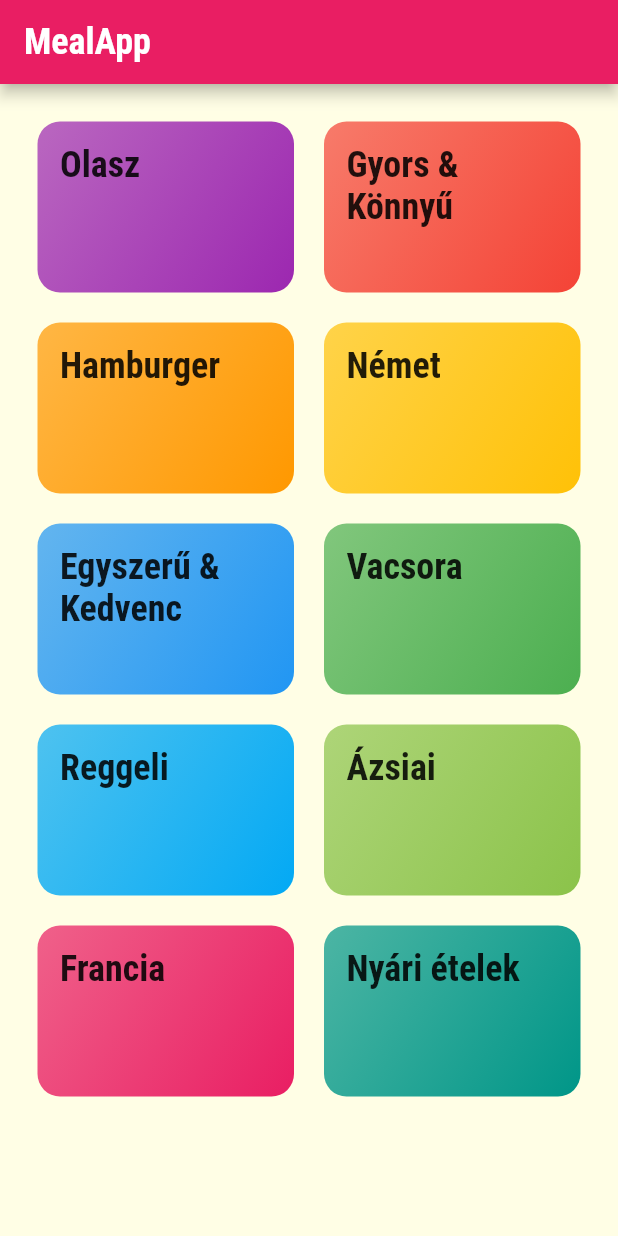
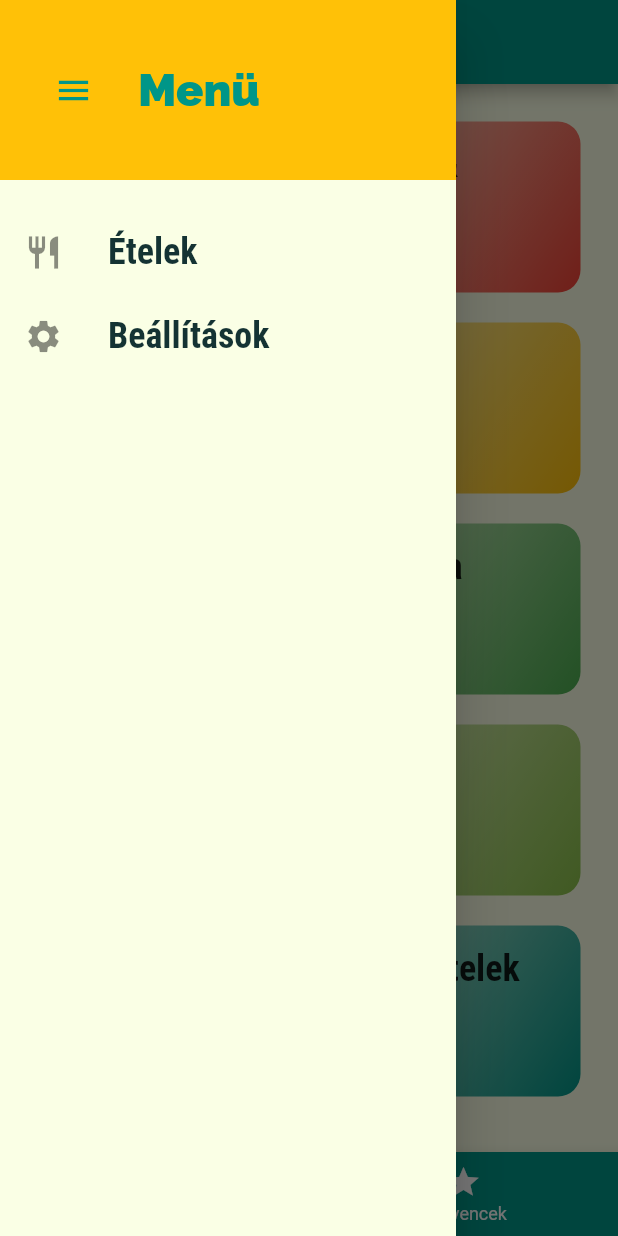
Before and after one commit to kelepro/meals_app, a Flutter app: the screen it shows after launch, with the side drawer open (before the commit the screen has no drawer), on a phone screen of 412 x 824 dp. Run offline on Flutter 3.47's test engine with Material 2 defaults, Android fonts, the phone set to English and light mode, and no system bars.

Commit message:
Today changes

```diff
--- a/lib/main.dart
+++ b/lib/main.dart
@@ -1,19 +1,81 @@
 import 'package:flutter/material.dart';
+
+import './dummy_data.dart';
+import './screens/filters_screen.dart';
+import './screens/tabs_screen.dart';
 import './screens/meal_detail_screen.dart';
 import './screens/category_meals_screen.dart';
 import './screens/categories_screen.dart';
+import './models/meal.dart';
 
 void main() => runApp(MyApp());
 
-class MyApp extends StatelessWidget {
+class MyApp extends StatefulWidget {
+  @override
+  State<MyApp> createState() => _MyAppState();
+}
+
+class _MyAppState extends State<MyApp> {
+  Map<String, bool> _filters = {
+    'gluten': false,
+    'lactose': false,
+    'vegan': false,
+    'vegetarian': false,
+  };
+
+  List<Meal> _availableMeals = DUMMY_MEALS;
+  List<Meal> _favouriteMeals = [];
+
+  void _setFilters(Map<String, bool> filterData) {
+    setState(() {
+      _filters = filterData;
+
+      _availableMeals = DUMMY_MEALS.where((meal) {
+        if (_filters['gluten'] && !meal.isGlutenFree) {
+          return false;
+        }
+        if (_filters['lactose'] && !meal.isLactoseFree) {
+          return false;
+        }
+        if (_filters['vegan'] && !meal.isVegan) {
+          return false;
+        }
+        if (_filters['vegetarian'] && !meal.isVegetarian) {
+          return false;
+        }
+        return true;
+      }).toList();
+    });
+  }
+
+  void _toggleFavourite(String mealId) {
+    final existingindex =
+        _favouriteMeals.indexWhere((meal) => meal.id == mealId);
+    if (existingindex >= 0) {
+      setState(() {
+        _favouriteMeals.removeAt(existingindex);
+      });
+    } else {
+      setState(() {
+        _favouriteMeals.add(
+          DUMMY_MEALS.firstWhere((meal) => meal.id == mealId),
+        );
+      });
+    }
+  }
+
+  bool _isMealFavourite(String id) {
+    return _favouriteMeals.any((meal) => meal.id == id);
+  }
+
   @override
   Widget build(BuildContext context) {
     return MaterialApp(
       title: 'MealsApp',
       theme: ThemeData(
-        primarySwatch: Colors.pink,
+        primarySwatch: Colors.teal,
         accentColor: Colors.amber,
-        canvasColor: Color.fromRGBO(255, 254, 229, 1),
+        canvasColor: Color.fromARGB(255, 250, 255, 229),
         fontFamily: 'Raleway',
         textTheme: ThemeData.light().textTheme.copyWith(
             bodyLarge: TextStyle(
@@ -31,13 +93,15 @@ class MyApp extends StatelessWidget {
       // home: CategoriesScreen(),
       initialRoute: '/', // default
       routes: {
-        '/': (ctx) => CategoriesScreen(),
-        CategoryMealsScreen.routeName: (ctx) => CategoryMealsScreen(),
-        MealDetailScreen.routName: (ctx) => MealDetailScreen(),
+        '/': (ctx) => TabsScreen(_favouriteMeals),
+        CategoryMealsScreen.routeName: (ctx) =>
+            CategoryMealsScreen(_availableMeals),
+        MealDetailScreen.routName: (ctx) =>
+            MealDetailScreen(_toggleFavourite, _isMealFavourite),
+        FiltersScreen.routeName: (ctx) => FiltersScreen(_filters, _setFilters),
       },
-      onGenerateRoute: (setting) {
-        print(setting.arguments);
-        // return MaterialPageRoute(builder: (ctx) => CategoriesScreen(),);
+      onGenerateRoute: (settings) {
+        print(settings.arguments);
       },
       onUnknownRoute: (settings) {
         return MaterialPageRoute(
--- a/lib/screens/categories_screen.dart
+++ b/lib/screens/categories_screen.dart
@@ -6,11 +6,7 @@ import '../widgets/category_item.dart';
 class CategoriesScreen extends StatelessWidget {
   @override
   Widget build(BuildContext context) {
-    return Scaffold(
-      appBar: AppBar(
-        title: const Text('MealApp'),
-      ),
-      body: GridView(
+    return GridView(
       padding: const EdgeInsets.all(25),
       children: DUMMY_CATEGORIES
           .map(
@@ -27,7 +23,6 @@ class CategoriesScreen extends StatelessWidget {
         crossAxisSpacing: 20,
         mainAxisSpacing: 20,
       ),
-      ),
     );
   }
 }
--- /dev/null
+++ b/lib/screens/tabs_screen.dart
@@ -0,0 +1,85 @@
+import 'package:flutter/material.dart';
+import '../widgets/main_drawer.dart';
+import '../screens/favourites_screen.dart';
+import '../screens/categories_screen.dart';
+import '../models/meal.dart';
+
+class TabsScreen extends StatefulWidget {
+  final List<Meal> favouriteMeals;
+
+  TabsScreen(this.favouriteMeals);
+
+  @override
+  State<TabsScreen> createState() => _TabsScreenState();
+}
+
+class _TabsScreenState extends State<TabsScreen> {
+  List<Map<String, Object>> _pages;
+  // final List<Widget> _pages = [
+  //   CategoriesScreen(),
+  //   FavouritesScreen(),
+  // ];
+
+  int _selectedPageIndex = 0;
+
+  @override
+  void initState() {
+    _pages = [
+      {
+        'page': CategoriesScreen(),
+        'title': 'Kategóriák',
+      },
+      {
+        'page': FavouritesScreen(widget.favouriteMeals),
+        'title': 'Kedvencek',
+      },
+    ];
+    super.initState();
+  }
+
+  void _selectPage(int index) {
+    setState(() {
+      _selectedPageIndex = index;
+    });
+  }
+
+  @override
+  Widget build(BuildContext context) {
+    return Scaffold(
+      appBar: AppBar(
+        title: Text(
+          _pages[_selectedPageIndex]['title'],
+        ),
+      ),
+      drawer: MainDrawer(),
+      body: _pages[_selectedPageIndex]['page'],
+      bottomNavigationBar: BottomNavigationBar(
+        onTap: _selectPage,
+        backgroundColor: Theme.of(context).primaryColor,
+        unselectedItemColor: Colors.white,
+        selectedItemColor: Colors.amberAccent,
+        currentIndex: _selectedPageIndex,
+        type: BottomNavigationBarType
+            .fixed, // here you can use .shifting animation.
+        items: [
+          BottomNavigationBarItem(
+            backgroundColor: Theme.of(context).primaryColor,
+            icon: Icon(
+              Icons.category,
+            ),
+            label: 'Kategóriák',
+            // title: Text('Kategoriak'),
+          ),
+          BottomNavigationBarItem(
+            backgroundColor: Theme.of(context).primaryColor,
+            icon: Icon(
+              Icons.star,
+            ),
+            label: 'Kedvencek',
+            // title: Text('Kategoriak'),
+          ),
+        ],
+      ),
+    );
+  }
+}
--- a/lib/widgets/category_item.dart
+++ b/lib/widgets/category_item.dart
@@ -35,7 +35,7 @@ class CategoryItem extends StatelessWidget {
         decoration: BoxDecoration(
           gradient: LinearGradient(
             colors: [
-              color.withOpacity(0.7),
+              color.withOpacity(0.2),
               color,
             ],
             begin: Alignment.topLeft,
--- /dev/null
+++ b/lib/widgets/main_drawer.dart
@@ -0,0 +1,72 @@
+import 'package:flutter/material.dart';
+import '../screens/filters_screen.dart';
+
+class MainDrawer extends StatelessWidget {
+  Widget buildListTile(String title, IconData icon, Function tapHandler) {
+    return ListTile(
+      leading: Icon(
+        icon,
+        size: 26,
+      ),
+      title: Text(
+        title,
+        style: TextStyle(
+          fontFamily: 'RobotoCondensed',
+          fontSize: 24,
+          fontWeight: FontWeight.bold,
+        ),
+      ),
+      onTap: tapHandler,
+    );
+  }
+
+  @override
+  Widget build(BuildContext context) {
+    return Drawer(
+      child: Column(
+        children: [
+          Container(
+            height: 120,
+            width: double.infinity,
+            padding: EdgeInsets.all(20),
+            alignment: Alignment.centerLeft,
+            color: Theme.of(context).accentColor,
+            child: ListTile(
+              leading: Icon(
+                Icons.menu,
+                size: 26,
+                color: Theme.of(context).primaryColor,
+              ),
+              title: Text(
+                'Menü',
+                style: TextStyle(
+                  fontWeight: FontWeight.w900,
+                  fontSize: 30,
+                  color: Theme.of(context).primaryColor,
+                ),
+              ),
+            ),
+          ),
+          SizedBox(
+            height: 20,
+          ),
+          buildListTile(
+            'Ételek',
+            Icons.restaurant,
+            () {
+              Navigator.of(context).pushReplacementNamed('/');
+            },
+          ),
+          buildListTile(
+            'Beállítások',
+            Icons.settings,
+            () {
+              Navigator.of(context)
+                  .pushReplacementNamed(FiltersScreen.routeName);
+            },
+          ),
+        ],
+      ),
+    );
+  }
+}
```
Also changed, not shown: lib/screens/category_meals_screen.dart (+50 -19 lines), lib/screens/favourites_screen.dart (added, +32 -0 lines), lib/screens/filters_screen.dart (added, +110 -0 lines), lib/screens/meal_detail_screen.dart (+11 -0 lines), lib/widgets/meal_item.dart (+11 -4 lines). Lines whose indentation alone changed are shown as unchanged.
